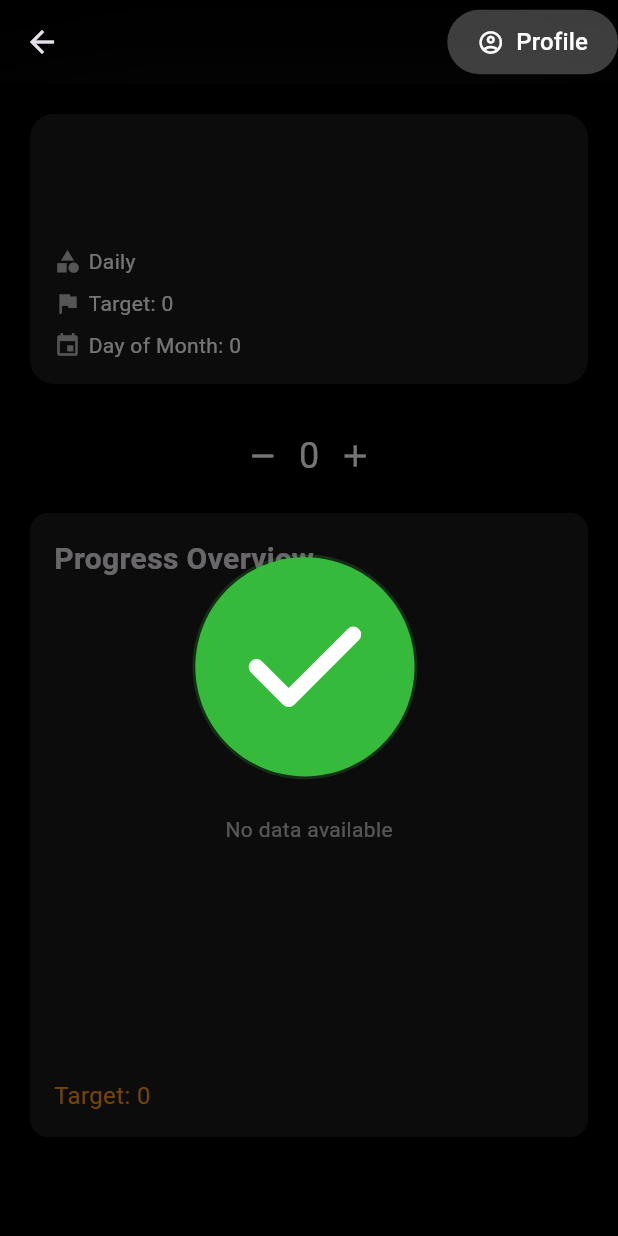
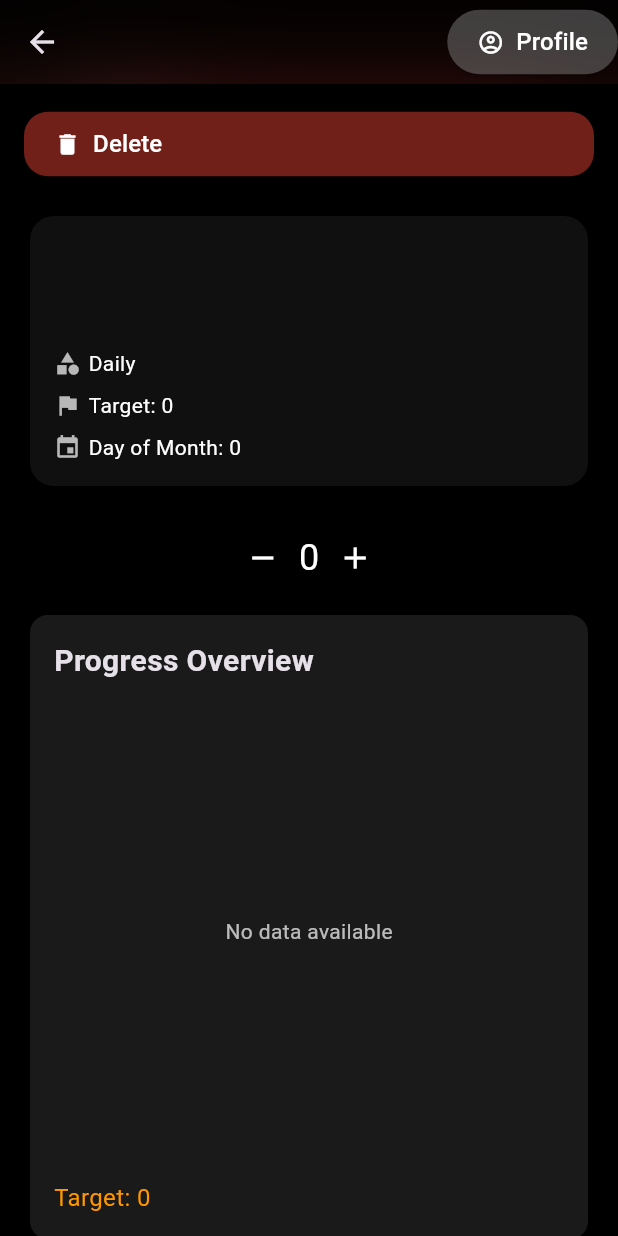
Before and after one commit to jakupemini5/NVD-Habit-Tracker, a Flutter app: the HabitDetailScreen screen opened directly with empty values, after a tap on the "remove" icon, on a phone screen of 412 x 824 dp. Run offline on Flutter 3.47's test engine with Material 3 defaults, Android fonts, the phone set to English and light mode, and no system bars; our stand-ins replace cloud_firestore, firebase_auth, firebase_core, fl_chart, lottie; missing offline and left inert: firebase_ui_auth; accounts and stored records are empty; generated files the repository leaves out were written again.

Commit message:
added delete functionality

```diff
--- a/habit_tracker/lib/src/screens/habit/habit_detail_screen.dart
+++ b/habit_tracker/lib/src/screens/habit/habit_detail_screen.dart
@@ -6,6 +6,7 @@ import 'package:lottie/lottie.dart';
 import 'package:habit_tracker/src/models/habit_model.dart';
 import 'package:habit_tracker/src/widgets/habbit_card.dart';
 import 'package:habit_tracker/src/widgets/my_app_bar.dart';
+import 'package:habit_tracker/src/widgets/rounded_pill_button.dart';
 
 class HabitDetailScreen extends StatefulWidget {
   final HabitModel habit;
@@ -55,71 +56,40 @@ class HabitDetailScreenState extends State<HabitDetailScreen>
     super.dispose();
   }
 
-  void _updateNumberReached(int change) {
-    setState(() {
-      DateTime today = DateTime.now();
-      HabitHistoryEntry? todayEntry = widget.habit.history.firstWhere(
-        (entry) =>
-            entry.date.year == today.year &&
-            entry.date.month == today.month &&
-            entry.date.day == today.day,
-        orElse: () => HabitHistoryEntry(date: today, numberReached: 0),
-      );
-
-      int current = todayEntry.numberReached;
-      int newValue = (current + change).clamp(0, 999);
-      todayEntry.numberReached = newValue;
-
-      if (todayEntry.numberReached != 0 &&
-          !widget.habit.history.contains(todayEntry)) {
-        widget.habit.addHistoryEntry(newValue);
-      } else {
-        int index = widget.habit.history.indexWhere(
-          (entry) =>
-              entry.date.year == today.year &&
-              entry.date.month == today.month &&
-              entry.date.day == today.day,
-        );
-        if (index != -1) {
-          widget.habit.history[index] = todayEntry;
-        }
-      }
-
-      _targetNumberController.text = newValue.toString();
-      _saveToFirestore();
-
-      // Check if target is met
-      if (newValue == widget.habit.targetNumber! && !_showAnimation) {
-        _triggerSuccessAnimation();
-      }
-    });
-  }
-
-  void _triggerSuccessAnimation() {
-    setState(() {
-      _showAnimation = true;
-    });
-
-    debugPrint("Triggering success animation");
-    _animationController.forward();
-
-    _animationController.forward();
-  }
-
-  void _saveToFirestore() {
-    FirebaseFirestore.instance
-        .collection('habits')
-        .doc(widget.habit.habitId)
-        .update({
-      'history': widget.habit.history.map((entry) => entry.toJson()).toList(),
-    });
+  void _deleteHabit() {
+    showDialog(
+      context: context,
+      builder: (context) => AlertDialog(
+        title: const Text("Delete Habit"),
+        content: const Text("Are you sure you want to delete this habit?"),
+        actions: [
+          TextButton(
+            onPressed: () => Navigator.of(context).pop(),
+            child: const Text("Cancel"),
+          ),
+          TextButton(
+            onPressed: () async {
+              await FirebaseFirestore.instance
+                  .collection('habits')
+                  .doc(widget.habit.habitId)
+                  .delete();
+              Navigator.of(context).pop();
+              Navigator.of(context).pop(); // Close detail screen
+            },
+            child: const Text("Delete", style: TextStyle(color: Colors.red)),
+          ),
+        ],
+      ),
+    );
   }
 
   @override
   Widget build(BuildContext context) {
     return Scaffold(
       backgroundColor: Colors.black,
-      appBar: MyAppBar(title: widget.habit.name),
+      appBar: MyAppBar(
+        title: widget.habit.name,
+      ),
       body: Stack(
         children: [
           Padding(
@@ -127,19 +97,26 @@ class HabitDetailScreenState extends State<HabitDetailScreen>
             child: Column(
               crossAxisAlignment: CrossAxisAlignment.stretch,
               children: [
+                RoundedPillButton(
+                  text: "Delete",
+                  backgroundColor: const Color.fromARGB(118, 244, 67, 54),
+                  onPressed: _deleteHabit,
+                  icon: Icons.delete,
+                  radius: 16,
+                  width: 360,
+                ),
+                const SizedBox(height: 20),
                 Hero(
                   tag: 'habit_${widget.habit.name}',
                   child: HabitCard(habit: widget.habit),
                 ),
                 const SizedBox(height: 20),
-
-                // Target Number Controls
                 Row(
                   mainAxisAlignment: MainAxisAlignment.center,
                   children: [
                     IconButton(
                       icon: const Icon(Icons.remove, color: Colors.white),
-                      onPressed: () => _updateNumberReached(-1),
+                      onPressed: () {},
                     ),
                     Text(
                       _targetNumberController.text,
@@ -147,12 +124,11 @@ class HabitDetailScreenState extends State<HabitDetailScreen>
                     ),
                     IconButton(
                       icon: const Icon(Icons.add, color: Colors.white),
-                      onPressed: () => _updateNumberReached(1),
+                      onPressed: () {},
                     ),
                   ],
                 ),
                 const SizedBox(height: 10),
-                // Habit History
                 Expanded(
                   child: Column(
                     children: [
@@ -163,7 +139,6 @@ class HabitDetailScreenState extends State<HabitDetailScreen>
               ],
             ),
           ),
-          // Success Animation Overlay
           if (_showAnimation)
             Container(
               color: Colors.black54,
--- a/habit_tracker/lib/src/widgets/habbit_card.dart
+++ b/habit_tracker/lib/src/widgets/habbit_card.dart
@@ -12,7 +12,7 @@ class HabitCard extends StatelessWidget {
     return GestureDetector(
       onTap: onClick,
       child: Card(
-        color: Colors.white10,
+        color: const Color.fromARGB(255, 16, 16, 16),
         shape: RoundedRectangleBorder(borderRadius: BorderRadius.circular(16)),
         elevation: 5,
         child: Container(
```
